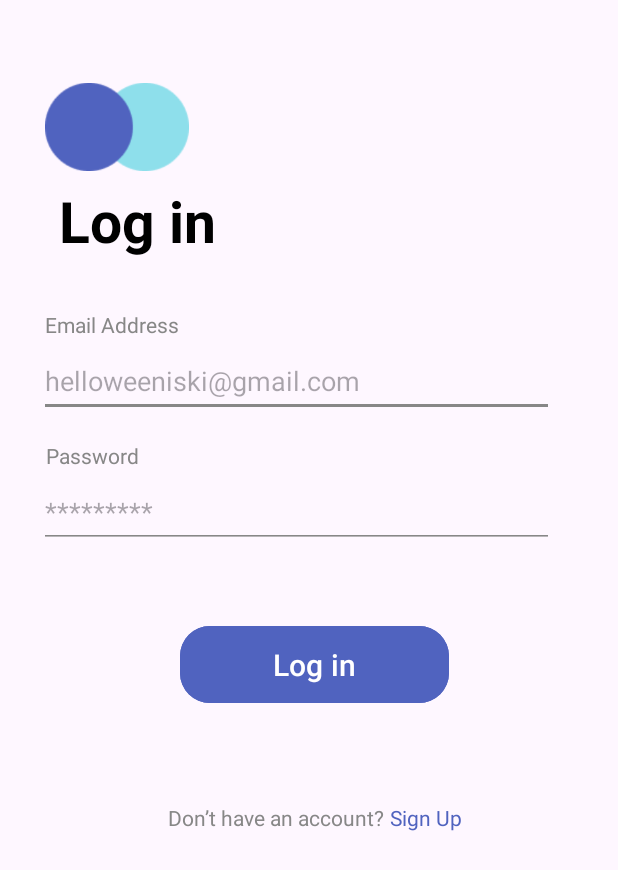
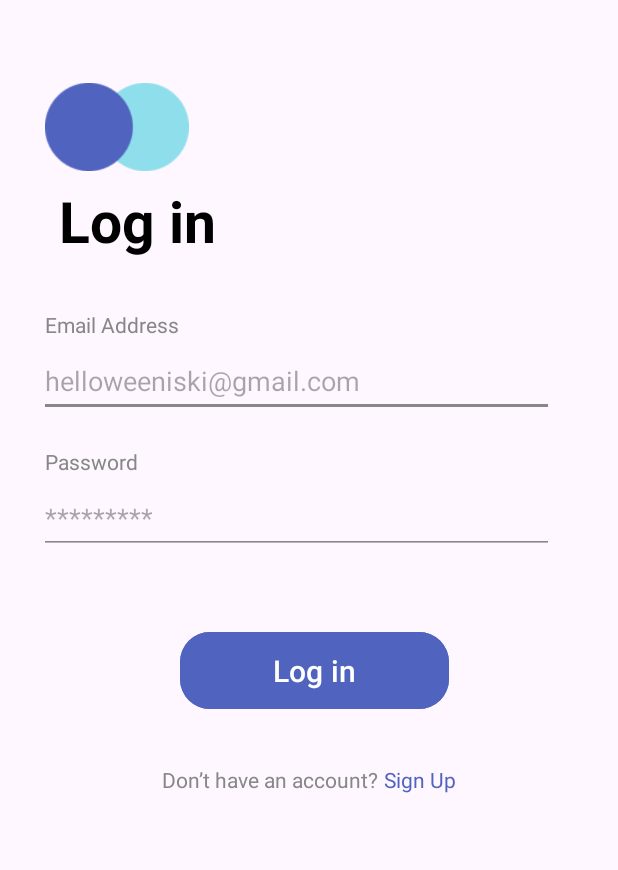
Before and after one commit to kleberson154/AppBanco, an Android app: the layout login_activity.xml on its own in the app's theme, with its tools: preview values and no code run, on a phone screen of 412 x 824 dp. Shown: the top 870 px of the screen. Run offline under Robolectric (Android 15) with nearby library versions, the phone set to English and light mode, and no system bars.

Commit message:
adicionando o contexto e realinhando elementos

```diff
--- a/app/src/main/res/layout/login.xml
+++ b/app/src/main/res/layout/login_activity.xml
@@ -3,7 +3,8 @@
     xmlns:app="http://schemas.android.com/apk/res-auto"
     xmlns:tools="http://schemas.android.com/tools"
     android:layout_width="match_parent"
-    android:layout_height="match_parent">
+    android:layout_height="match_parent"
+    tools:context=".view.LoginActivity">
 
     <ImageView
         android:id="@+id/imageView"
@@ -48,12 +49,11 @@
         android:id="@+id/textViewPassword"
         android:layout_width="wrap_content"
         android:layout_height="wrap_content"
-        android:layout_marginStart="30dp"
-        android:layout_marginTop="16dp"
-        android:layout_marginEnd="319dp"
+        android:layout_marginTop="20dp"
         android:text="Password"
         android:textColor="@color/gray"
         app:layout_constraintEnd_toEndOf="parent"
+        app:layout_constraintHorizontal_bias="0.085"
         app:layout_constraintStart_toStartOf="parent"
         app:layout_constraintTop_toBottomOf="@+id/editTextEmailAddress" />
 
@@ -108,14 +108,14 @@
         android:id="@+id/textView6"
         android:layout_width="wrap_content"
         android:layout_height="wrap_content"
-        android:layout_marginStart="112dp"
-        android:layout_marginBottom="136dp"
         android:text="Don’t have an account?"
         android:textColor="@color/gray"
         app:layout_constraintBottom_toBottomOf="parent"
+        app:layout_constraintEnd_toEndOf="parent"
+        app:layout_constraintHorizontal_bias="0.402"
         app:layout_constraintStart_toStartOf="parent"
         app:layout_constraintTop_toBottomOf="@+id/buttonLogin"
-        app:layout_constraintVertical_bias="0.32" />
+        app:layout_constraintVertical_bias="0.102" />
 
     <TextView
         android:id="@+id/textViewLinkSignUp"
@@ -125,8 +125,6 @@
         android:text="Sign Up"
         android:textColor="@color/primary"
         app:layout_constraintBaseline_toBaselineOf="@+id/textView6"
-        app:layout_constraintEnd_toEndOf="parent"
-        app:layout_constraintHorizontal_bias="0.0"
         app:layout_constraintStart_toEndOf="@+id/textView6" />
 
 </androidx.constraintlayout.widget.ConstraintLayout>
```
